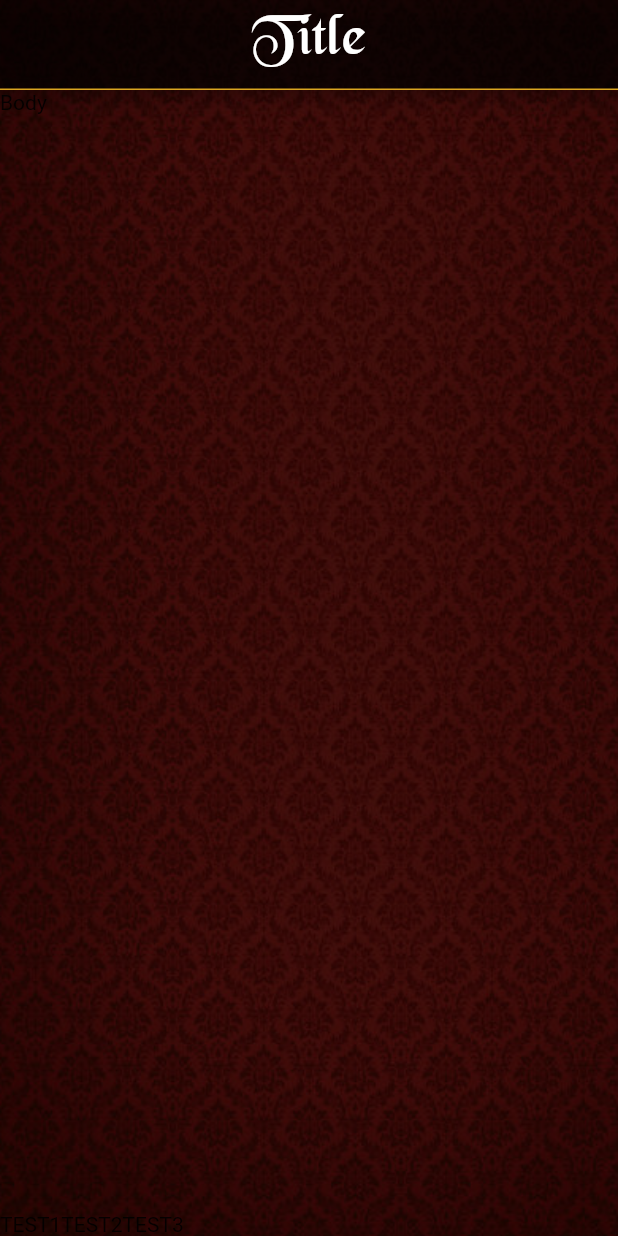
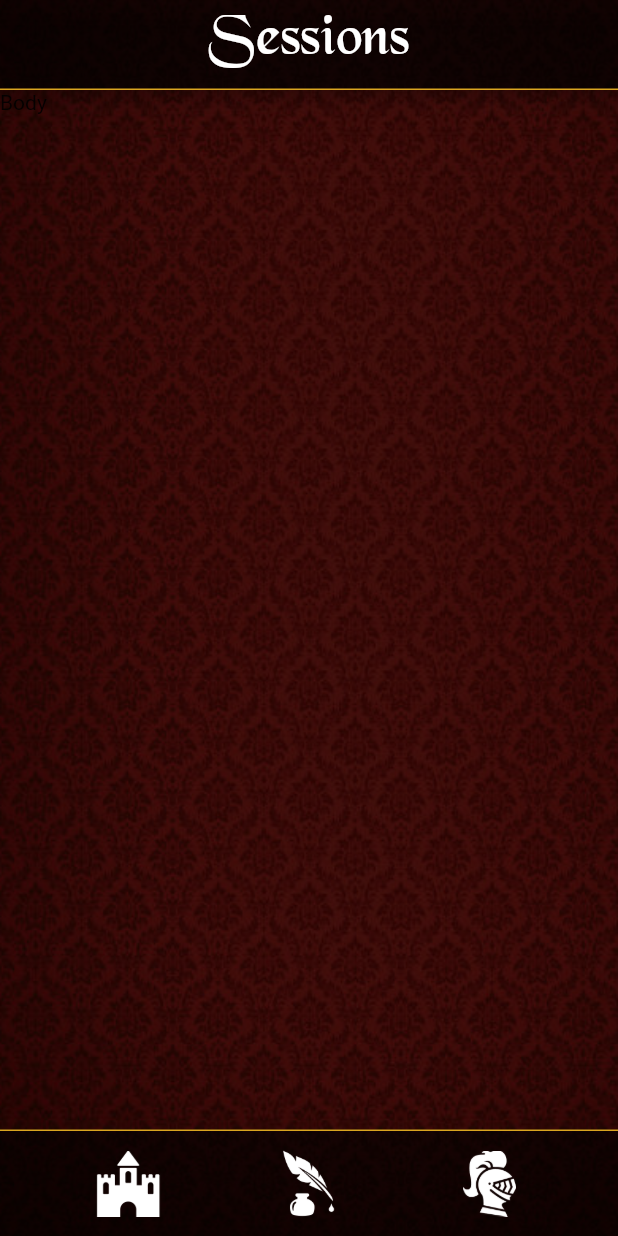
Before and after one commit to AlfonsoSarro/dm_helper, a Flutter app: the screen it shows after launch, on a phone screen of 412 x 824 dp. Run offline on Flutter 3.47's test engine with Material 2 defaults, Android fonts, the light colour scheme and no system bars; our stand-ins replace firebase_auth, firebase_core; accounts and stored records are empty.

Commit message:
Finished implementing the background widget

```diff
--- a/lib/pages/home.dart
+++ b/lib/pages/home.dart
@@ -15,7 +15,7 @@ class _HomePage extends State<HomePage> {
   Widget build(BuildContext context) {
     return Stack(
       children: <Widget>[
-        Background(),
+        Background(title: "Sessions",),
         LoadingScreen(visible: false,),
       ],
     );
--- a/lib/pages/login.dart
+++ b/lib/pages/login.dart
@@ -5,8 +5,7 @@ import '../widgets/custom_text_field.dart';
 import 'register.dart';
 
 class LoginPage extends StatefulWidget {
-  const LoginPage({super.key, required this.title});
-  final String title;
+  const LoginPage({super.key});
 
   @override
   State<LoginPage> createState() => _LoginPage();
--- a/lib/widgets/background.dart
+++ b/lib/widgets/background.dart
@@ -3,6 +3,11 @@ import 'package:flutter/cupertino.dart';
 import 'package:flutter/material.dart';
 
 class Background extends StatelessWidget {
+  Widget? child;
+  String title;
+
+  Background({Key? key, required this.title, this.child}) : super(key: key);
+
   @override
   Widget build(BuildContext context) {
     return Stack(
@@ -30,7 +35,7 @@ class Background extends StatelessWidget {
             backgroundColor: Color.fromARGB(160, 0, 0, 0),
             centerTitle: true,
             foregroundColor: Colors.white,
-            title: Text("Title",
+            title: Text(title,
               style: TextStyle(
                 fontFamily: 'blackchancery',
                 fontSize: 40
--- a/lib/widgets/filled_button.dart
+++ b/lib/widgets/filled_button.dart
@@ -14,7 +14,7 @@ class FilledButton extends StatelessWidget {
     required this.text,
     this.colorBack = Colors.white,
     this.colorText = Colors.black,
-    this.pageToShow = const LoginPage(title: 'Flutter Demo Home Page'),
+    this.pageToShow = const LoginPage(),
     this.callback,
   }) : super(key: key);
 
--- a/lib/widgets/nav_bar.dart
+++ b/lib/widgets/nav_bar.dart
@@ -1,14 +1,55 @@
 import 'package:flutter/cupertino.dart';
+import 'package:flutter/material.dart';
 
 class NavBar extends StatelessWidget {
   @override
   Widget build(BuildContext context) {
     return Container(
-      child: Row(
+      decoration: const BoxDecoration(
+        color: Color.fromARGB(160, 0, 0, 0),
+      ),
+      child: Column(
+        mainAxisSize: MainAxisSize.min,
         children: [
-          Text("TEST1"),
-          Text("TEST2"),
-          Text("TEST3"),
+          PreferredSize(
+            preferredSize: const Size.fromHeight(4.0),
+            child: Container(
+              color: Color.fromARGB(255, 218, 165, 32),
+              height: 1.0,
+            ),
+          ),
+          Row(
+            mainAxisAlignment: MainAxisAlignment.spaceEvenly,
+            children: [
+              SizedBox(
+                width: 60,
+                height: 60,
+                child: IconButton(
+                  //TODO add route to the Home page
+                    onPressed: () {},
+                    icon: Image.asset("assets/images/Castle.png",)
+                ),
+              ),
+              SizedBox(
+                width: 70,
+                height: 70,
+                child: IconButton(
+                  //TODO add route to add session page
+                    onPressed: () {},
+                    icon: Image.asset("assets/images/AddSession.png",)
+                ),
+              ),
+              SizedBox(
+                width: 60,
+                height: 60,
+                child: IconButton(
+                  //TODO add route to profile
+                    onPressed: () {},
+                    icon: Image.asset("assets/images/Knight.png",)
+                ),
+              ),
+            ],
+          ),
         ],
       ),
     );
```
Also changed, not shown: assets/images/AddSession.png (added), assets/images/Castle.png (added), assets/images/Knight.png (added).
